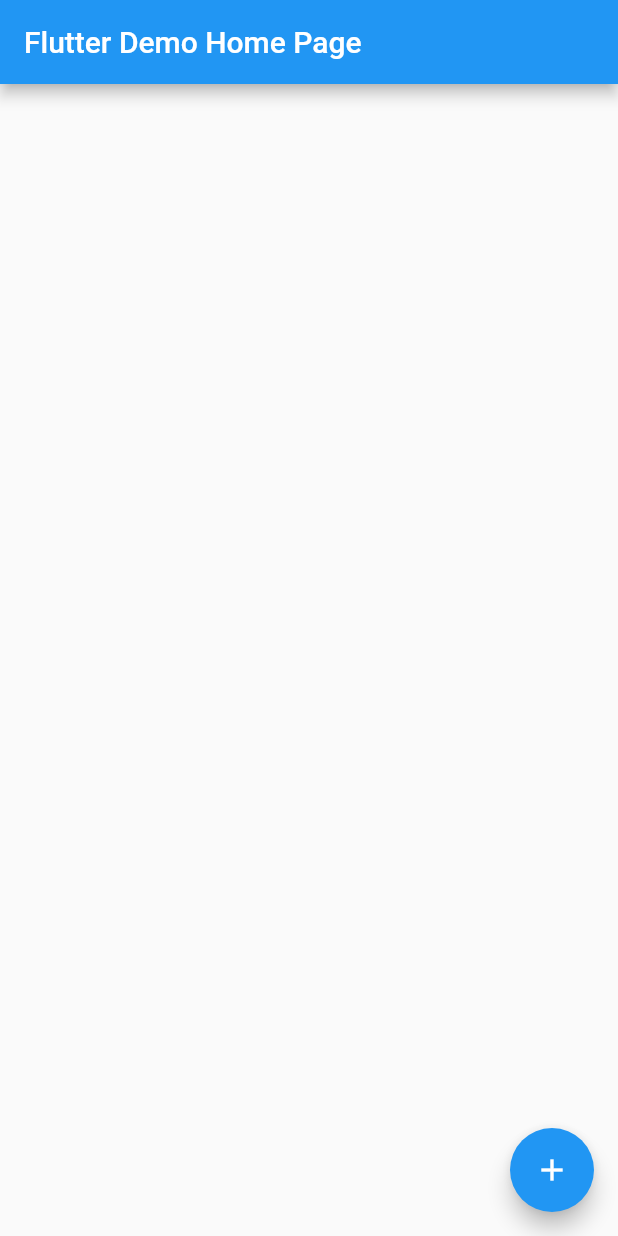
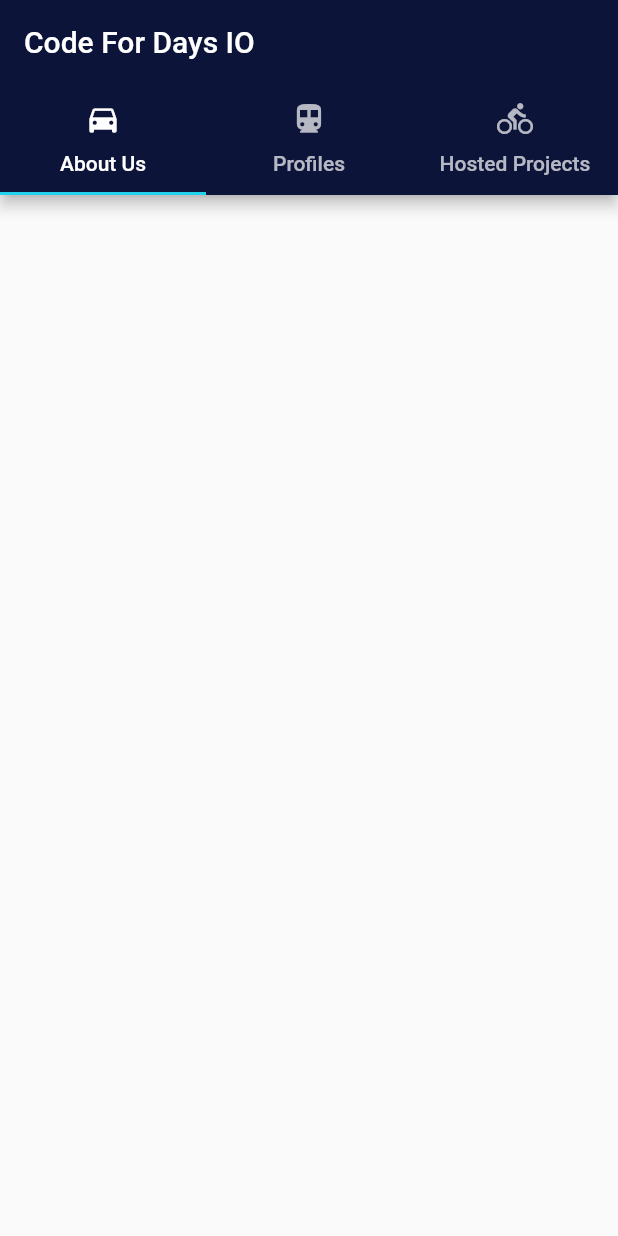
Before and after one commit to ixonstater/codefordaysweb, a Flutter app: the screen it shows after launch, on a phone screen of 412 x 824 dp. Run offline on Flutter 3.47's test engine with Material 2 defaults, Android fonts, the phone set to English and light mode, and no system bars.

Commit message:
Added tabbar widget and basic layout for future projects.

```diff
--- a/lib/homepage.dart
+++ b/lib/homepage.dart
@@ -1,31 +1,42 @@
 import 'package:flutter/material.dart';
+import 'resources/text.dart';
+import 'resources/theme.dart';
 
 class MyHomePage extends StatefulWidget {
-  MyHomePage({Key key, this.title}) : super(key: key);
+  MyHomePage({Key key}) : super(key: key);
 
-  final String title;
 
   @override
   _MyHomePageState createState() => _MyHomePageState();
 }
 
 class _MyHomePageState extends State<MyHomePage> {
-
-    void testFunc(){
-        print('ive been pressed');
-    }
-
   @override
   Widget build(BuildContext context) {
-        return Scaffold(
+    return DefaultTabController(
+      length:3,
+      child: Scaffold(
         appBar: AppBar(
-                title: Text(widget.title),
+          title: Text(
+            WebsiteText.homePageTitle
           ),
-            body: Center(),
-                floatingActionButton: FloatingActionButton(
-                onPressed: this.testFunc,
-                tooltip: 'Increment',
-                child: Icon(Icons.add),
+          bottom: TabBar(
+            tabs: <Widget>[
+              Tab(
+                text: WebsiteText.aboutTab,
+                icon: Icon(Icons.directions_car)
+              ),
+              Tab(
+                text: WebsiteText.developersTab,
+                icon: Icon(Icons.directions_transit)
+              ),
+              Tab(
+                text: WebsiteText.projectsTab,
+                icon: Icon(Icons.directions_bike)
+              ),
+            ],
+          ),
+        )
       )
     );
   }
--- a/lib/main.dart
+++ b/lib/main.dart
@@ -1,4 +1,5 @@
 import 'package:flutter/material.dart';
+import 'resources/theme.dart';
 import 'homepage.dart';
 
 void main() => runApp(MyApp());
@@ -9,9 +10,12 @@
     return MaterialApp(
       title: 'Flutter Demo',
       theme: ThemeData(
-        primarySwatch: Colors.blue,
+        primaryColor: WebsiteTheme.primaryColor,
+        backgroundColor: WebsiteTheme.backgroundColor,
+        accentColor: WebsiteTheme.accentColor,
+        buttonColor: WebsiteTheme.buttonColor
       ),
-      home: MyHomePage(title: 'Flutter Demo Home Page'),
+      home: MyHomePage(),
     );
   }
 }
--- /dev/null
+++ b/lib/resources/text.dart
@@ -0,0 +1,6 @@
+class WebsiteText{
+    static String homePageTitle = 'Code For Days IO';
+    static String aboutTab = 'About Us';
+    static String developersTab = 'Profiles';
+    static String projectsTab = 'Hosted Projects';
+}
--- /dev/null
+++ b/lib/resources/theme.dart
@@ -0,0 +1,10 @@
+import 'package:flutter/material.dart';
+
+class WebsiteTheme{
+    static const primaryColor = const Color.fromRGBO(13, 20, 57, 1.0);
+    static const backgroundColor = const Color.fromRGBO(226, 242, 245, 1.0);
+    static const buttonColor = const Color.fromRGBO(60, 89, 241, 1.0);
+    static const accentColor = const Color.fromRGBO(33, 209, 238, 1.0);
+
+    static const primaryTextColor = Color(0xFFFFFFFF);
+}
```
Also changed, not shown: pubspec.yaml (+0 -51 lines), 6 other files. Lines whose indentation alone changed are shown as unchanged.
